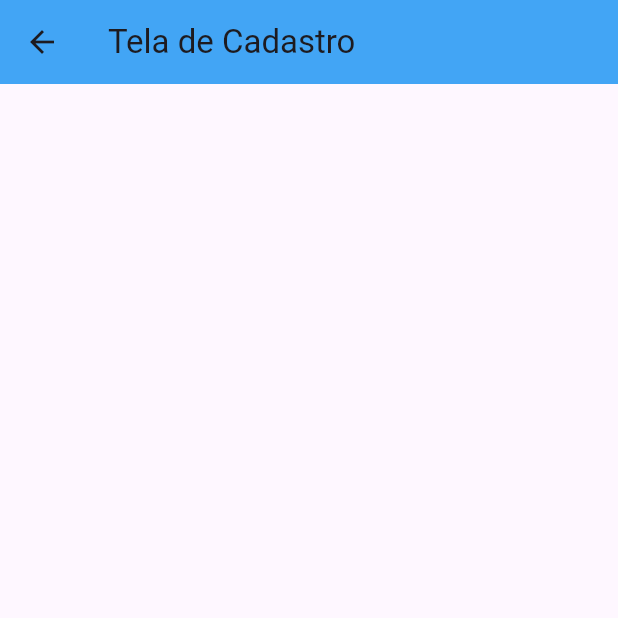
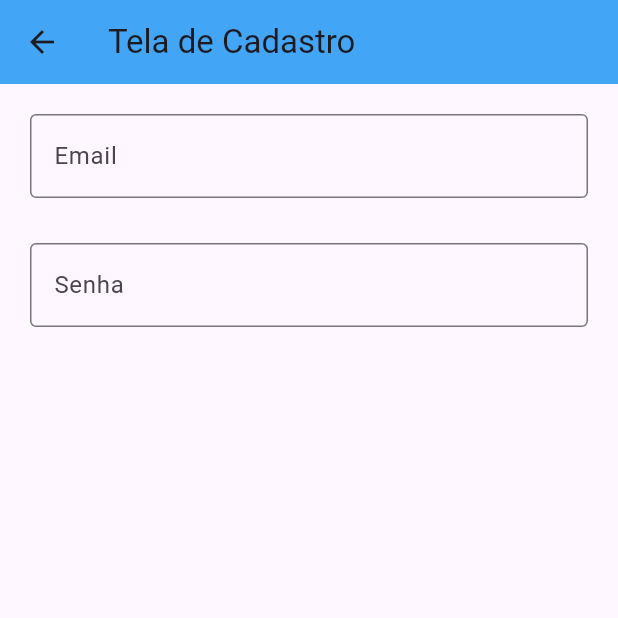
Before and after one commit to LeonardoRabeloDev/prova-parcial-flutter, a Flutter app: the TelaCadastroView screen opened by its route, on a phone screen of 412 x 824 dp, the top half of it. Run offline on Flutter 3.47's test engine with Material 3 defaults, Android fonts, the phone set to English and light mode, and no system bars; our stand-ins replace device_preview.

Commit message:
second commit

```diff
--- a/lib/view/tela_cadastro_view.dart
+++ b/lib/view/tela_cadastro_view.dart
@@ -23,6 +23,60 @@ class _TelaCadastroViewState extends State<TelaCadastroView> {
         title: Text("Tela de Cadastro"),
         backgroundColor: Colors.blue.shade400,
       ),
+      body: Padding(
+        padding: const EdgeInsets.all(20),
+        child: SingleChildScrollView(
+          scrollDirection: Axis.vertical,
+          child: Form(
+            key: formKey,
+            child: Column(
+              children: [
+                // email input
+                TextFormField(
+                  controller: txtEmail,
+
+                  decoration: InputDecoration(
+                    labelText: "Email",
+                    border: OutlineInputBorder(),
+                  ),
+
+                  // validacao
+
+                  validator: (value) {
+                    if (value!.isEmpty) {
+                      return "Informe um valor";
+                    }
+                    return null;
+                  },
+                ),
+
+                SizedBox(
+                  height: 30,
+                ),
+
+                // senha input
+                TextFormField(
+                  controller: txtSenha,
+
+                  decoration: InputDecoration(
+                    labelText: "Senha",
+                    border: OutlineInputBorder(),
+                  ),
+
+                  // validacao
+
+                  validator: (value) {
+                    if (value!.isEmpty) {
+                      return "Informe um valor";
+                    }
+                    return null;
+                  },
+                ),
+              ],
+            ),
+          ),
+        ),
+      ),
     );
   }
 }
--- a/lib/view/tela_login_view.dart
+++ b/lib/view/tela_login_view.dart
@@ -125,7 +125,7 @@ class _TelaLoginViewState extends State<TelaLoginView> {
                     Navigator.pushNamed(context, "t2");
                   },
                   child: Text(
-                    "Entrar",
+                    "Cadastrar-se",
                     style: TextStyle(fontSize: 36),
                   ),
                 ),
```
